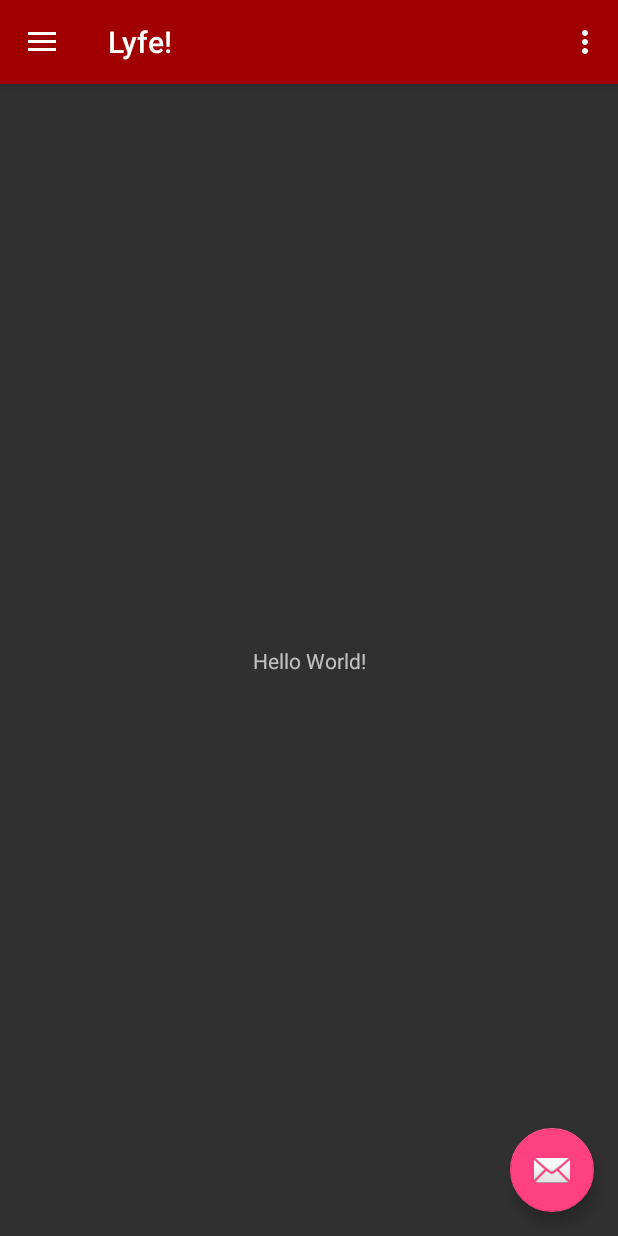
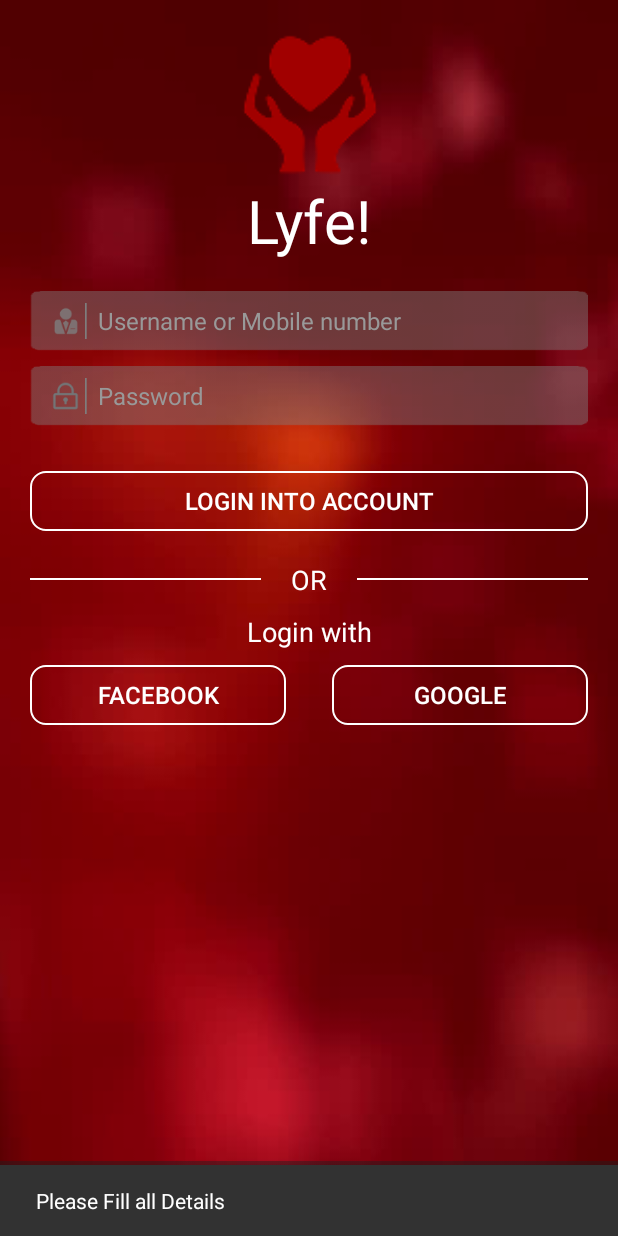
Before and after one commit to Nitijkatiyar/Lyfe, an Android app: the screen it shows after launch (MainActivity before the commit, SignInActivity after it), after a tap on "LOGIN INTO ACCOUNT", on a phone screen of 412 x 824 dp. Run offline under Robolectric (Android 15) with nearby library versions, the phone set to English and light mode, and no system bars.

Commit message:
validation for  sign in sign up page

```diff
--- a/Lyfe/app/src/main/java/com/bst/Lyfe/SignInActivity.java
+++ b/Lyfe/app/src/main/java/com/bst/Lyfe/SignInActivity.java
@@ -2,6 +2,7 @@ package com.bst.Lyfe;
 
 import android.content.Intent;
 import android.os.Bundle;
+import android.support.design.widget.Snackbar;
 import android.support.v7.app.AppCompatActivity;
 import android.view.Menu;
 import android.view.MenuItem;
@@ -31,17 +32,32 @@ public class SignInActivity extends AppCompatActivity {
         _userName = (EditText) findViewById(R.id.edittextUsername);
         _password = (EditText) findViewById(R.id.edittextPassword);
 
-        _login.setOnClickListener(new View.OnClickListener() {
-            @Override
-            public void onClick(View v) {
-                activityChanger.startActivity(new Intent(SignInActivity.this, MainActivity.class));
-            }
-        });
-
         _signup.setOnClickListener(new View.OnClickListener() {
             @Override
             public void onClick(View v) {
                 activityChanger.startActivity(new Intent(SignInActivity.this, SignUpMobileVerificationActivity.class));
+
+            }
+        });
+
+        _login.setOnClickListener(new View.OnClickListener() {
+            @Override
+            public void onClick(View v) {
+                if(_userName.getText().toString().length()>0 && _password.getText().toString().length()>0) {
+                    if (_password.getText().toString().trim().length() >= 6) {
+                        activityChanger.startActivity(new Intent(SignInActivity.this, MainActivity.class));
+                    } else {
+                        Snackbar.make(v, "Password is too short", Snackbar.LENGTH_LONG)
+                                .setAction("Action", null).show();
+                    }
+                }
+                else
+                    {
+                        Snackbar.make(v, "Please Fill all Details", Snackbar.LENGTH_LONG)
+                                .setAction("Action", null).show();
+                    }
+
+
             }
         });
     }
--- a/Lyfe/app/src/main/res/layout/activity_password.xml
+++ b/Lyfe/app/src/main/res/layout/activity_password.xml
@@ -65,6 +65,7 @@
                 android:paddingLeft="10dp"
                 android:textColor="@color/colorWhite"
                 android:textColorHint="#999"
+                android:maxLength="20"
                 android:textSize="16sp" />
 
             <EditText
@@ -75,6 +76,7 @@
                 android:background="@mipmap/semitransparent_white"
                 android:drawableLeft="@mipmap/ic_password"
                 android:ems="10"
+                android:maxLength="20"
                 android:hint="Re-EnterPassword"
                 android:inputType="numberPassword"
                 android:paddingLeft="10dp"
@@ -83,7 +85,7 @@
                 android:textSize="16sp" />
 
             <Button
-                android:id="@+id/buttonValidatePIN"
+                android:id="@+id/submitPass"
                 android:layout_width="match_parent"
                 android:layout_height="40dp"
                 android:layout_gravity="center_horizontal"
--- a/Lyfe/app/src/main/res/layout/activity_signin.xml
+++ b/Lyfe/app/src/main/res/layout/activity_signin.xml
@@ -64,7 +64,8 @@
                 android:paddingLeft="10dp"
                 android:textSize="16sp"
                 android:textColor="@color/colorWhite"
-                android:textColorHint="#999" />
+                android:textColorHint="#999"
+                android:maxLength="20"/>
 
             <EditText
                 android:id="@+id/edittextPassword"
@@ -78,6 +79,7 @@
                 android:hint="Password"
                 android:inputType="textPassword"
                 android:paddingLeft="10dp"
+                android:maxLength="20"
                 android:textColor="@color/colorWhite"
                 android:textColorHint="#999" />
 
--- a/Lyfe/app/src/main/res/layout/activity_signup_mobileverification.xml
+++ b/Lyfe/app/src/main/res/layout/activity_signup_mobileverification.xml
@@ -63,6 +63,7 @@
                 android:hint="Enter Mobile Number"
                 android:inputType="numberDecimal"
                 android:paddingLeft="10dp"
+                android:maxLength="10"
                 android:textColor="@color/colorWhite"
                 android:textColorHint="#999"
                 android:textSize="16sp" />
```
Also changed, not shown: Lyfe/app/src/main/java/com/bst/Lyfe/PasswordActivity.java (+36 -0 lines), Lyfe/app/src/main/java/com/bst/Lyfe/SignUpMobileVerificationActivity.java (+12 -1 lines).
